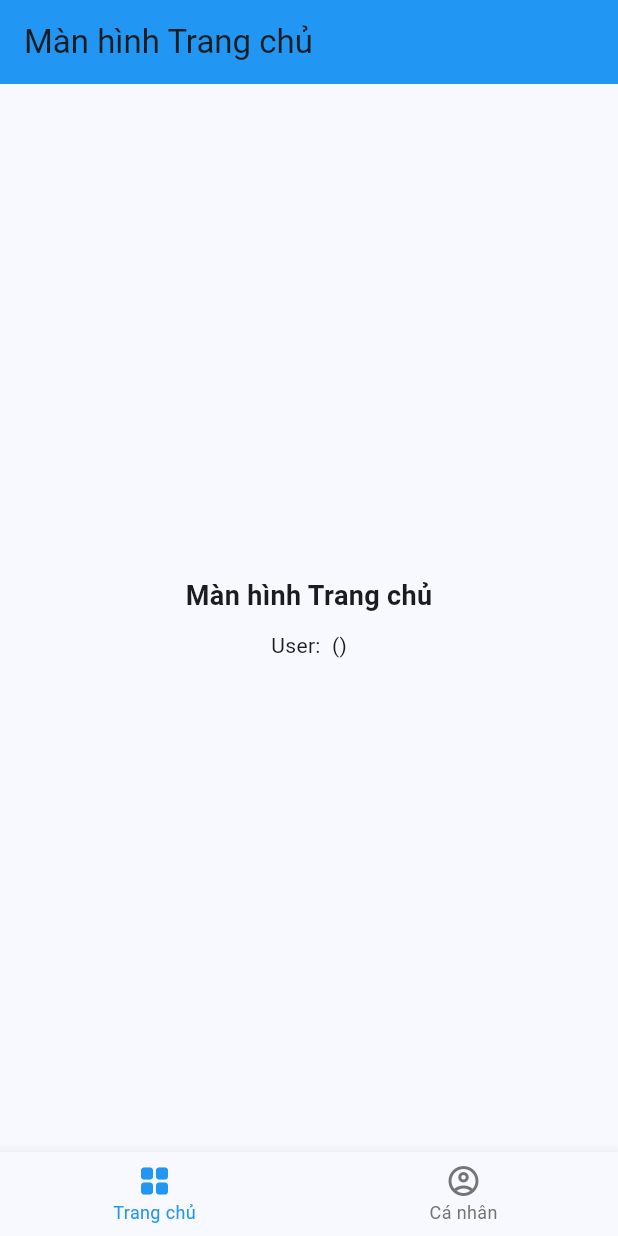
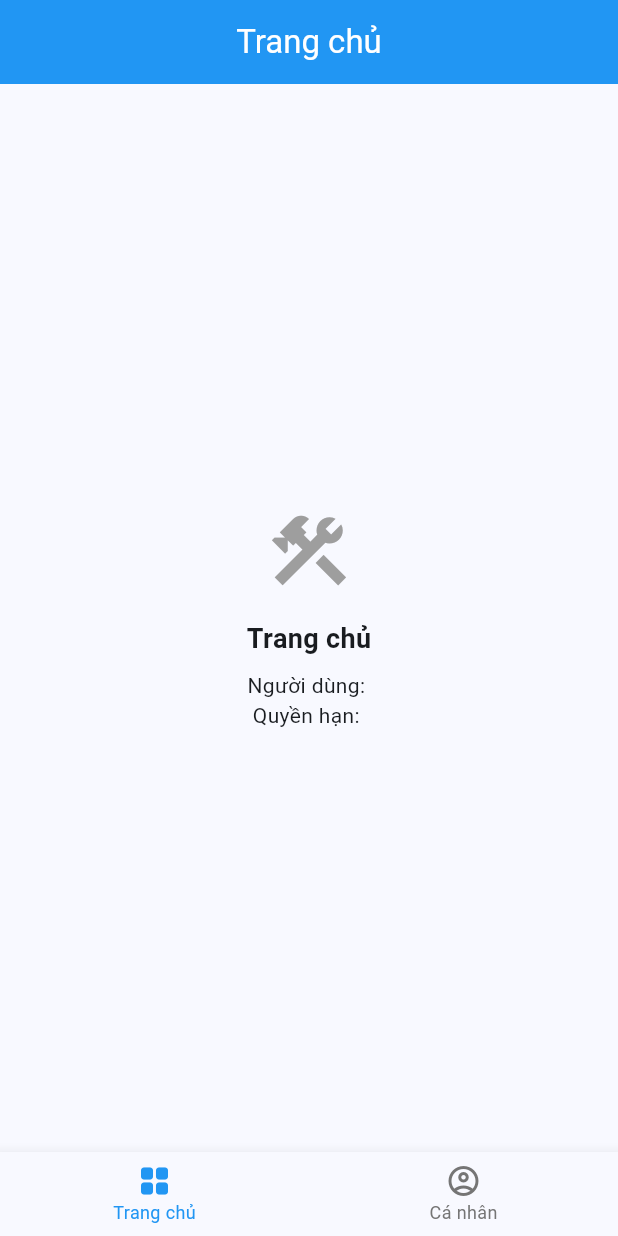
Before and after one commit to tuandev-vip/ql_do_an_tot_nghiep, a Flutter app: the MainWrapper screen opened directly with empty values, on a phone screen of 412 x 824 dp. Run offline on Flutter 3.47's test engine with Material 3 defaults, Android fonts, the phone set to English and light mode, and no system bars; our stand-ins replace flutter_bloc, get_it; network calls fail.

Commit message:
Hoàn thiện login,logout,phân quyền role, profile_details và quản lý đợt đồ án (tạo, đóng, cập nhật đợt đồ án) và có thêm chức năng test mode

```diff
--- a/lib/features/auth/presentation/screens/main_wrapper.dart
+++ b/lib/features/auth/presentation/screens/main_wrapper.dart
@@ -1,7 +1,11 @@
 import 'package:flutter/material.dart';
+import 'package:flutter_bloc/flutter_bloc.dart';
+import 'package:ql_do_an_tot_nghiep/features/batch/presentation/bloc/batch_bloc.dart';
+import 'package:ql_do_an_tot_nghiep/features/batch/presentation/bloc/batch_event.dart';
+import 'package:ql_do_an_tot_nghiep/features/batch/presentation/screens/batch_management_screen.dart';
+import 'package:ql_do_an_tot_nghiep/features/dashboard/presentation/screens/admin_dashboard_screen.dart';
 import '../../data/models/user_model.dart';
 import '../profile/profile_screen.dart';
-import 'package:ql_do_an_tot_nghiep/features/batch/presentation/screens/batch_management_screen.dart';
 
 class _NavConfig {
   final BottomNavigationBarItem item;
@@ -23,18 +27,33 @@ class _MainWrapperState extends State<MainWrapper> {
   List<_NavConfig> _buildNavigation() {
     List<_NavConfig> configs = [];
 
-    // 1. LUÔN CÓ: Trang chủ (Dashboard) cho tất cả mọi người
+    // 1. TRANG CHỦ: Phân quyền Dashboard theo Role
+    Widget homeScreen;
+    switch (widget.user.role) {
+      case 'DEAN':
+        // Trưởng khoa thấy Dashboard có Cỗ máy thời gian
+        homeScreen = const AdminDashboardScreen();
+        break;
+      case 'TBM':
+        homeScreen = _buildPlaceholderScreen("Dashboard Trưởng bộ môn");
+        break;
+      case 'TEACHER':
+        homeScreen = _buildPlaceholderScreen("Dashboard Giảng viên");
+        break;
+      case 'STUDENT':
+        homeScreen = _buildPlaceholderScreen("Dashboard Sinh viên");
+        break;
+      default:
+        homeScreen = _buildPlaceholderScreen("Trang chủ");
+    }
+
     configs.add(
       _NavConfig(
         item: const BottomNavigationBarItem(
           icon: Icon(Icons.grid_view_rounded),
           label: "Trang chủ",
         ),
-        screen: _buildPlaceholderScreen(
-          widget.user.role == 'TBM'
-              ? "Dashboard (Thống kê AI)"
-              : "Màn hình Trang chủ",
-        ),
+        screen: homeScreen,
       ),
     );
 
@@ -46,7 +65,7 @@ class _MainWrapperState extends State<MainWrapper> {
             icon: Icon(Icons.assignment_ind_outlined),
             label: "ĐK GVHD",
           ),
-          screen: _buildPlaceholderScreen("ĐK GVHD"),
+          screen: _buildPlaceholderScreen("Đăng ký GVHD"),
         ),
       );
       configs.add(
@@ -55,16 +74,7 @@ class _MainWrapperState extends State<MainWrapper> {
             icon: Icon(Icons.description_outlined),
             label: "Báo cáo",
           ),
-          screen: _buildPlaceholderScreen("Báo cáo"),
-        ),
-      );
-      configs.add(
-        _NavConfig(
-          item: const BottomNavigationBarItem(
-            icon: Icon(Icons.insert_chart_outlined),
-            label: "Hội đồng",
-          ),
-          screen: _buildPlaceholderScreen("Hội đồng"),
+          screen: _buildPlaceholderScreen("Nộp báo cáo tuần"),
         ),
       );
     }
@@ -76,7 +86,7 @@ class _MainWrapperState extends State<MainWrapper> {
             icon: Icon(Icons.fact_check_outlined),
             label: "Kiểm duyệt",
           ),
-          screen: _buildPlaceholderScreen("Kiểm duyệt"),
+          screen: _buildPlaceholderScreen("Phê duyệt đề tài"),
         ),
       );
       configs.add(
@@ -85,16 +95,7 @@ class _MainWrapperState extends State<MainWrapper> {
             icon: Icon(Icons.folder_shared_outlined),
             label: "Duyệt báo cáo",
           ),
-          screen: _buildPlaceholderScreen("Duyệt báo cáo"),
-        ),
-      );
-      configs.add(
-        _NavConfig(
-          item: const BottomNavigationBarItem(
-            icon: Icon(Icons.groups_outlined),
-            label: "Hội đồng",
-          ),
-          screen: _buildPlaceholderScreen("Hội đồng"),
+          screen: _buildPlaceholderScreen("Chấm báo cáo tuần"),
         ),
       );
     }
@@ -106,20 +107,20 @@ class _MainWrapperState extends State<MainWrapper> {
             icon: Icon(Icons.person_add_alt_1_outlined),
             label: "Phân GV",
           ),
-          screen: _buildPlaceholderScreen("Phân GV"),
+          screen: _buildPlaceholderScreen("Phân Giảng viên hướng dẫn"),
         ),
       );
       configs.add(
         _NavConfig(
           item: const BottomNavigationBarItem(
             icon: Icon(Icons.groups_outlined),
-            label: "Phân hội đồng",
+            label: "Hội đồng",
           ),
-          screen: _buildPlaceholderScreen("Phân hội đồng"),
+          screen: _buildPlaceholderScreen("Quản lý Hội đồng cơ sở"),
         ),
       );
     }
-    // 5. LOGIC CHO TRƯỞNG KHOA (DEAN / ADMIN)
+    // 5. LOGIC CHO TRƯỞNG KHOA (DEAN)
     else if (widget.user.role == 'DEAN') {
       configs.add(
         _NavConfig(
@@ -136,21 +137,12 @@ class _MainWrapperState extends State<MainWrapper> {
             icon: Icon(Icons.analytics_outlined),
             label: "Thống kê",
           ),
-          screen: _buildPlaceholderScreen("Thống kê"),
-        ),
-      );
-      configs.add(
-        _NavConfig(
-          item: const BottomNavigationBarItem(
-            icon: Icon(Icons.groups_outlined),
-            label: "Hội đồng",
-          ),
-          screen: _buildPlaceholderScreen("Hội đồng"),
+          screen: _buildPlaceholderScreen("Thống kê toàn khoa"),
         ),
       );
     }
 
-    // 6.  Cá nhân
+    // 6. TAB CÁ NHÂN (Luôn có cho tất cả mọi người)
     configs.add(
       _NavConfig(
         item: const BottomNavigationBarItem(
@@ -168,12 +160,15 @@ class _MainWrapperState extends State<MainWrapper> {
   Widget build(BuildContext context) {
     final List<_NavConfig> navConfigs = _buildNavigation();
 
-    // Reset index nếu role thay đổi hoặc số lượng tab thay đổi để tránh crash
+    // Reset index nếu role thay đổi để tránh lỗi index out of bounds
     if (_currentIndex >= navConfigs.length) {
       _currentIndex = 0;
     }
 
-    return Scaffold(
+    return BlocProvider(
+      create: (context) =>
+          BatchBloc()..add(LoadBatchesEvent()), // Load dữ liệu ngay từ đầu
+      child: Scaffold(
         body: IndexedStack(
           index: _currentIndex,
           children: navConfigs.map((config) => config.screen).toList(),
@@ -181,8 +176,7 @@ class _MainWrapperState extends State<MainWrapper> {
         bottomNavigationBar: BottomNavigationBar(
           currentIndex: _currentIndex,
           onTap: (index) => setState(() => _currentIndex = index),
-        type:
-            BottomNavigationBarType.fixed, // Giữ icon cố định khi có nhiều tab
+          type: BottomNavigationBarType.fixed,
           selectedItemColor: const Color(0xFF2196F3),
           unselectedItemColor: Colors.grey[600],
           selectedFontSize: 12,
@@ -190,25 +184,30 @@ class _MainWrapperState extends State<MainWrapper> {
           showUnselectedLabels: true,
           items: navConfigs.map((config) => config.item).toList(),
         ),
+      ),
     );
   }
 
   Widget _buildPlaceholderScreen(String title) {
     return Scaffold(
       appBar: AppBar(
-        title: Text(title),
+        title: Text(title, style: const TextStyle(color: Colors.white)),
         backgroundColor: const Color(0xFF2196F3),
+        centerTitle: true,
       ),
       body: Center(
         child: Column(
           mainAxisAlignment: MainAxisAlignment.center,
           children: [
+            const Icon(Icons.construction, size: 60, color: Colors.grey),
+            const SizedBox(height: 16),
             Text(
               title,
               style: const TextStyle(fontSize: 18, fontWeight: FontWeight.bold),
             ),
-            const SizedBox(height: 10),
-            Text("User: ${widget.user.fullName} (${widget.user.role})"),
+            const SizedBox(height: 8),
+            Text("Người dùng: ${widget.user.fullName}"),
+            Text("Quyền hạn: ${widget.user.role}"),
           ],
         ),
       ),
--- a/pubspec.yaml
+++ b/pubspec.yaml
@@ -39,6 +39,7 @@ dependencies:
   # Use with the CupertinoIcons class for iOS style icons.
   cupertino_icons: ^1.0.8
   get_it: ^9.2.1
+  intl: ^0.20.2
 
 dev_dependencies:
   flutter_test:
```
Also changed, not shown: lib/core/untils/time_manager.dart (added, +21 -0 lines), lib/features/batch/data/models/batch_model.dart (+31 -7 lines), lib/features/batch/presentation/bloc/batch_bloc.dart (+12 -4 lines), lib/features/batch/presentation/screens/batch_management_screen.dart (+35 -59 lines), lib/features/batch/presentation/widgets/batch_card.dart (+42 -19 lines), lib/features/dashboard/presentation/screens/admin_dashboard_screen.dart (added, +110 -0 lines), lib/features/dashboard/presentation/widgets/test_mode_card.dart (added, +145 -0 lines), pubspec.lock. Lines whose indentation alone changed are shown as unchanged.
